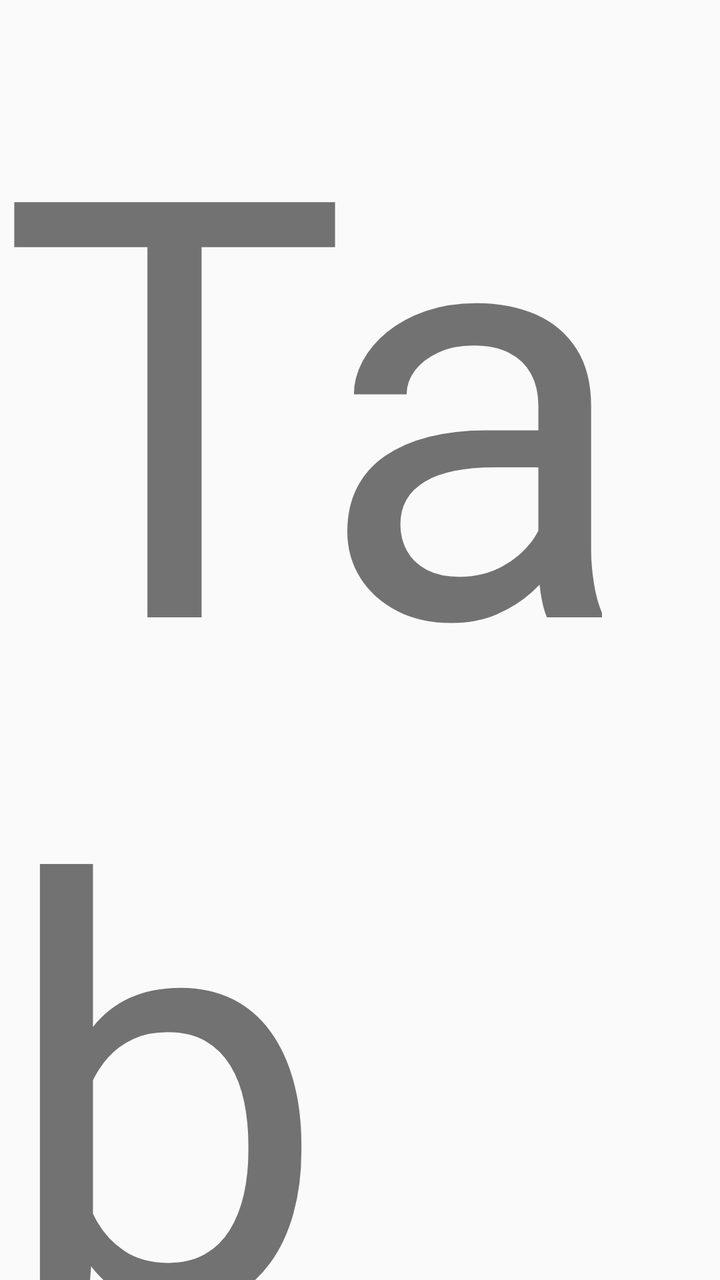
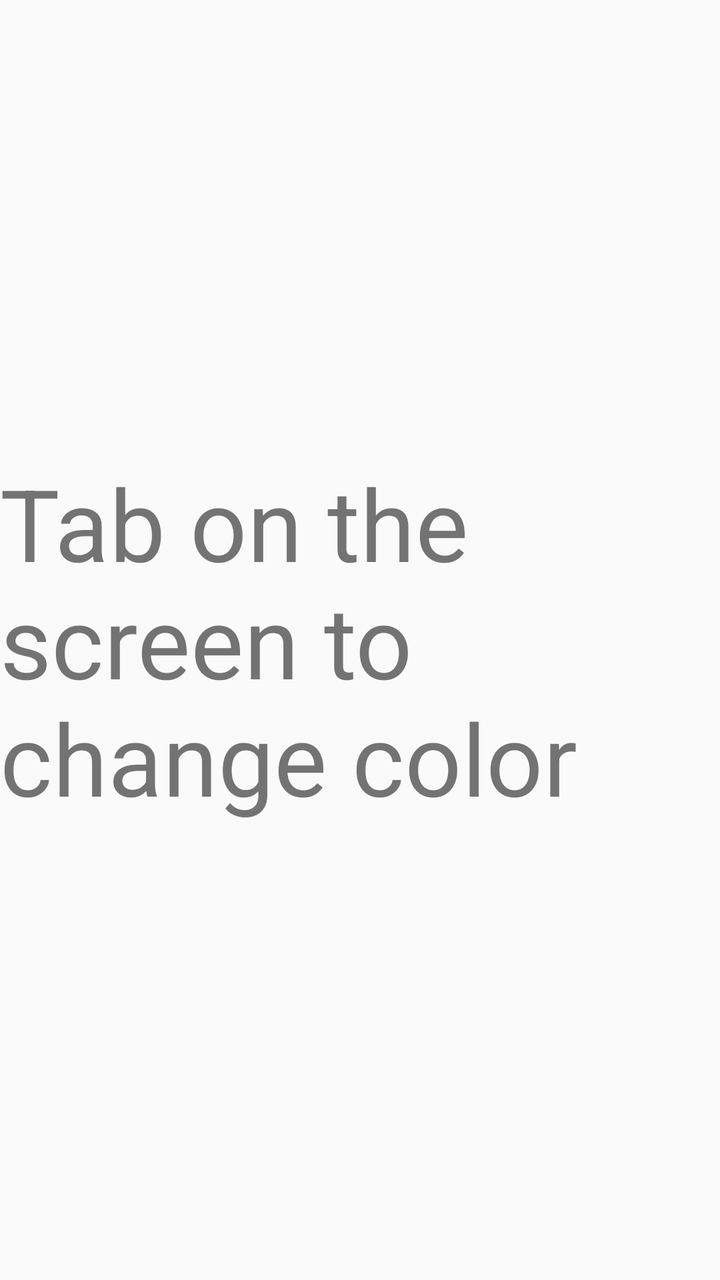

Screens rendered from an Android XML layout before and after an edit, with the pre-edit source and the edit as a unified diff.
<!-- AndroidManifest.xml: application theme NoTitle -->
<!-- res/layout/screen_view_noe.xml -->
<?xml version="1.0" encoding="utf-8"?>
<androidx.constraintlayout.widget.ConstraintLayout xmlns:android="http://schemas.android.com/apk/res/android"
    android:layout_width="match_parent"
    android:layout_height="match_parent">

    <RelativeLayout

        android:layout_width="match_parent"
        android:layout_height="match_parent"
        >

        <ImageView
            android:id="@+id/screenshow_rl"
            android:layout_width="match_parent"
            android:layout_height="match_parent"/>

        <TextView
            android:id="@+id/text_name"
            android:layout_width="wrap_content"
            android:layout_height="wrap_content"
            android:layout_centerInParent="true"
            android:text="@string/screen_colors"
            android:textSize="50mm" />

    </RelativeLayout>

</androidx.constraintlayout.widget.ConstraintLayout>
<!-- resources referenced by this layout -->
<resources>
  <string name="screen_colors">Tab on the screen to change color</string>
  <style name="NoTitle" parent="Theme.AppCompat.Light.NoActionBar">
          <item name="colorPrimary">@color/colorMain</item>
          <item name="colorPrimaryDark">@color/colorMain</item>
          <item name="colorAccent">@color/colorMain</item>
          <item name="android:windowFullscreen">true</item>
          <item name="windowActionBar">false</item>
          <item name="windowNoTitle">true</item>
          <item name="android:textAppearanceListItemSmall">@style/listPopupWindow</item>
      </style>
  <color name="colorMain">#1D2D4B</color>
  <style name="listPopupWindow">
          <item name="android:textSize">25mm</item>
          <item name="android:fontFamily">@font/montserrat_regular</item>
          <item name="android:textColor">@color/black</item>
      </style>
  <color name="black">#FF000000</color>
</resources>

<!-- the commit's change to res/layout/screen_view_noe.xml (unified diff, before → after) -->
@@ -20,7 +20,7 @@
             android:layout_height="wrap_content"
             android:layout_centerInParent="true"
             android:text="@string/screen_colors"
-            android:textSize="50mm" />
+            android:textSize="50dp" />
 
     </RelativeLayout>
 
